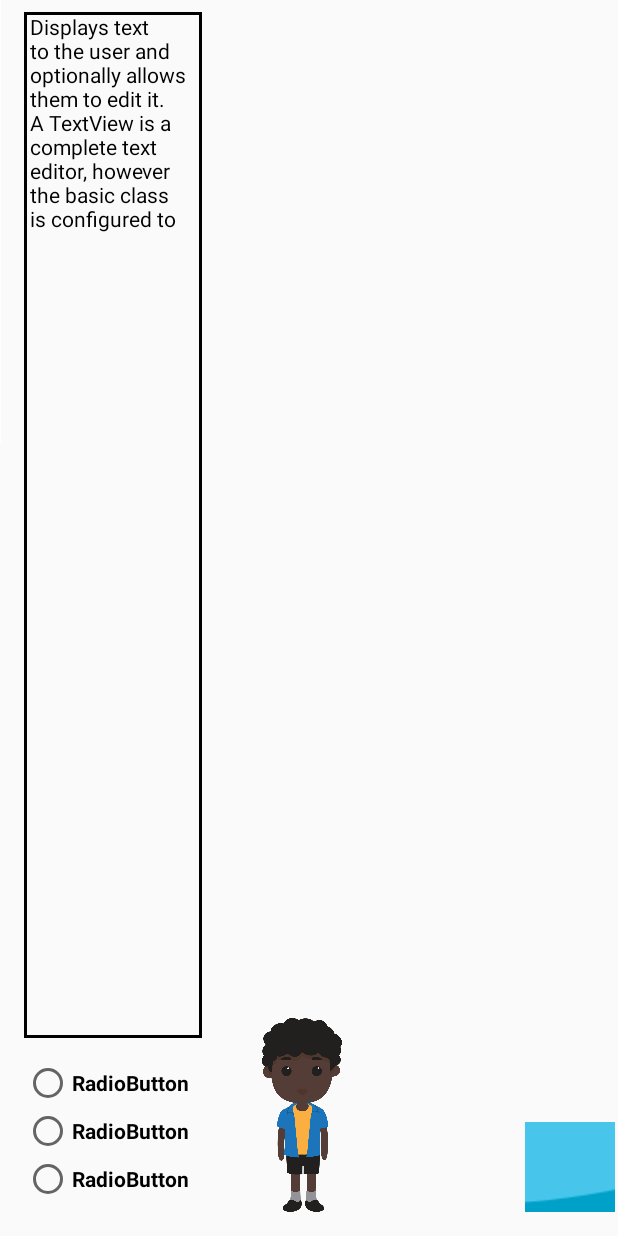
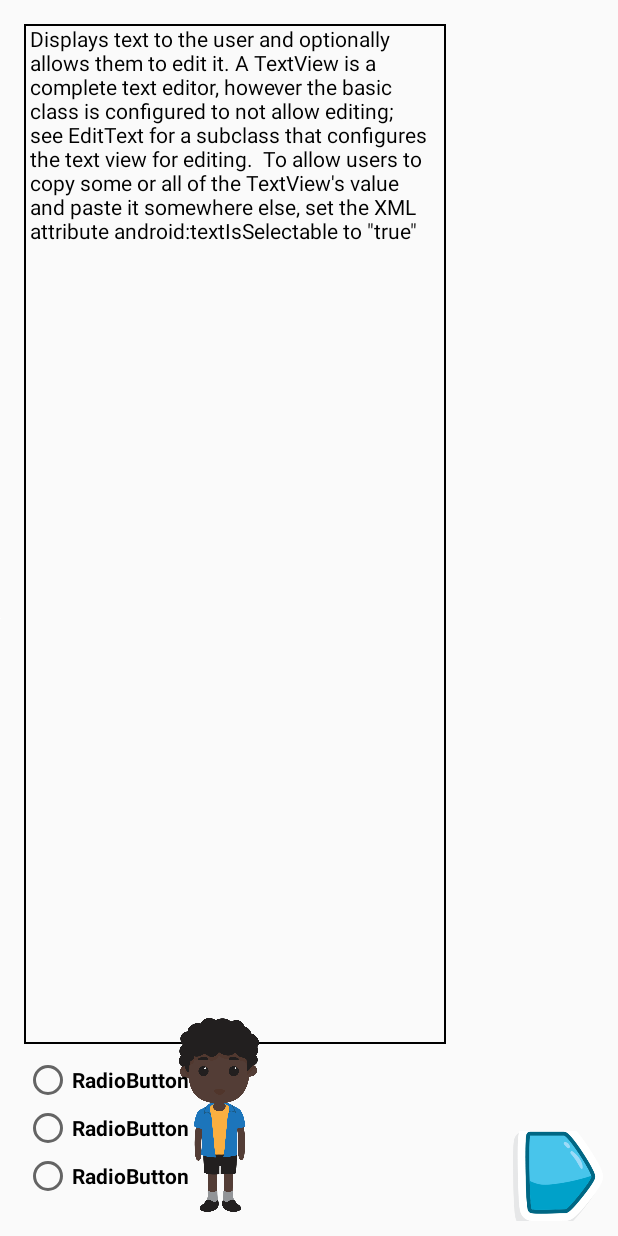
Before and after one commit to packerfan626/191_a_b_senior_design_w2017, an Android app: the layout activity_game.xml on its own in the app's theme, with its tools: preview values and no code run, on a phone screen of 412 x 824 dp. Run offline under Robolectric (Android 15) with nearby library versions, the phone set to English and light mode, and no system bars.

Commit message:
Contingency handling

```diff
--- a/app/src/main/java/millionkids/millionkidseducation/Children/ChildrenHome.java
+++ b/app/src/main/java/millionkids/millionkidseducation/Children/ChildrenHome.java
@@ -133,6 +133,7 @@ public class ChildrenHome extends AppCompatActivity implements View.OnClickListe
 
         //Start the new activity w/ send data
         intent.putExtras(data);
+        finish();
         startActivity(intent);
     }
 
@@ -140,6 +141,7 @@ public class ChildrenHome extends AppCompatActivity implements View.OnClickListe
     @Override
     public void onBackPressed(){
         Intent intent = new Intent(ChildrenHome.this, MainHomePage.class);
+        finish();
         startActivity(intent);
     }
 }
--- a/app/src/main/java/millionkids/millionkidseducation/Children/GameActivity.java
+++ b/app/src/main/java/millionkids/millionkidseducation/Children/GameActivity.java
@@ -35,6 +35,7 @@ import java.util.List;
 import millionkids.millionkidseducation.R;
 import millionkids.millionkidseducation.SQLite.Game;
 import millionkids.millionkidseducation.SQLite.GameData;
+import millionkids.millionkidseducation.main.MainHomePage;
 
 public class GameActivity extends AppCompatActivity {
     //Used to set the background image from the SQLite Database
@@ -83,8 +84,6 @@ public class GameActivity extends AppCompatActivity {
         //Store recieved (from previous screen) scenarioId into int scenarioId
         int scenarioId = bundle.getInt("scenarioId");
         String imageText = bundle.getString("imageText");
-
-
 
         //Initial index; set to zero
         index = 0;
@@ -151,8 +150,6 @@ public class GameActivity extends AppCompatActivity {
                 }else{
                     validSelection = false;
                 }
-
-                //Here
 
                 //Check if answer is correct or not, and provide the feedback in the dialog
                 if(games.get(index).getCorrectAnswer() == selectedId) {
@@ -354,5 +351,9 @@ public class GameActivity extends AppCompatActivity {
     //Disables back button from doing anything
     @Override
     public void onBackPressed(){
+        Intent intentExtras;
+        intentExtras = new Intent(this, ChildrenHome.class);
+        finish();
+        startActivity(intentExtras);
     }
 }
--- a/app/src/main/java/millionkids/millionkidseducation/Children/ScenarioOptions.java
+++ b/app/src/main/java/millionkids/millionkidseducation/Children/ScenarioOptions.java
@@ -42,6 +42,8 @@ public class ScenarioOptions extends AppCompatActivity {
 
         //Set screen orientation to landscape
         setRequestedOrientation(ActivityInfo.SCREEN_ORIENTATION_LANDSCAPE);
+
+        this.setFinishOnTouchOutside(true);
 
         //Receive Data from Previous screen (ChildrenHome.java)
         Bundle bundle = getIntent().getExtras();
@@ -115,6 +117,7 @@ public class ScenarioOptions extends AppCompatActivity {
 
                                     intent.putExtras(bundle);
 
+                                    finish();
                                     startActivity(intent);
                                 }
                             })
@@ -138,6 +141,7 @@ public class ScenarioOptions extends AppCompatActivity {
     @Override
     public void onBackPressed(){
         Intent intent = new Intent(ScenarioOptions.this, ChildrenHome.class);
+        finish();
         startActivity(intent);
     }
 }
--- a/app/src/main/res/drawable/textview_border.xml
+++ b/app/src/main/res/drawable/textview_border.xml
@@ -2,7 +2,6 @@
     android:shape="rectangle" >
 
     <stroke
-        android:width="2dp"
-        android:color="#000000" />
-
+        android:width="1dp"
+        android:color="@android:color/black" />
 </shape>
--- a/app/src/main/res/layout/activity_game.xml
+++ b/app/src/main/res/layout/activity_game.xml
@@ -10,56 +10,56 @@
 
     <ImageView
         android:id="@+id/bgImage"
-        android:layout_width="0dp"
-        android:layout_height="295dp"
+        android:layout_width="wrap_content"
+        android:layout_height="wrap_content"
         app:srcCompat="@android:color/background_light"
         android:layout_alignParentTop="true"
         android:layout_alignParentStart="true"
+        android:scaleType="fitXY"
         tools:layout_constraintTop_creator="1"
-        android:scaleType="centerCrop"
+        tools:layout_constraintBottom_creator="1"
+        app:layout_constraintBottom_toBottomOf="parent"
+        android:layout_marginTop="8dp"
         tools:layout_constraintLeft_creator="1"
+        android:layout_marginBottom="8dp"
         app:layout_constraintLeft_toLeftOf="parent"
         app:layout_constraintTop_toTopOf="parent" />
 
     <TextView
         android:id="@+id/gameText"
-        android:layout_width="0dp"
+        android:layout_width="281dp"
         android:layout_height="0dp"
-        android:layout_alignParentStart="true"
-        android:layout_alignParentTop="true"
         android:background="@drawable/textview_border"
         android:maxLines="9"
         android:paddingLeft="4dp"
         android:scrollbars="vertical"
         android:text="Displays text to the user and optionally allows them to edit it. A TextView is a complete text editor, however the basic class is configured to not allow editing; see EditText for a subclass that configures the text view for editing.  To allow users to copy some or all of the TextView's value and paste it somewhere else, set the XML attribute android:textIsSelectable to &quot;true&quot; or call setTextIsSelectable(true). The textIsSelectable flag allows users to make selection gestures in the TextView, which in turn triggers the system's built-in copy/paste controls."
         android:textColor="@android:color/black"
-        app:layout_constraintRight_toLeftOf="@+id/childImage"
         tools:layout_constraintTop_creator="1"
-        tools:layout_constraintRight_creator="1"
-        tools:layout_constraintBottom_creator="1"
-        app:layout_constraintBottom_toTopOf="@+id/radio"
         android:layout_marginStart="16dp"
-        android:layout_marginEnd="16dp"
-        android:layout_marginTop="8dp"
+        android:layout_marginTop="16dp"
         tools:layout_constraintLeft_creator="1"
-        android:layout_marginBottom="14dp"
         app:layout_constraintLeft_toLeftOf="parent"
-        app:layout_constraintTop_toTopOf="parent" />
+        app:layout_constraintTop_toTopOf="parent"
+        android:layout_marginLeft="16dp"
+        android:layout_marginBottom="8dp"
+        app:layout_constraintBottom_toTopOf="@+id/radio" />
 
     <ImageButton
         android:id="@+id/submitButton"
         android:layout_width="60dp"
         android:layout_height="60dp"
         app:srcCompat="@drawable/nextbutton"
+        android:scaleType="centerCrop"
+        android:background="#00000000"
         android:layout_alignParentBottom="true"
         android:layout_alignParentEnd="true"
         tools:layout_constraintRight_creator="1"
         tools:layout_constraintBottom_creator="1"
         app:layout_constraintBottom_toBottomOf="parent"
-        android:layout_marginEnd="2dp"
+        android:layout_marginEnd="10dp"
         app:layout_constraintRight_toRightOf="parent"
-        android:layout_marginBottom="16dp"
-        android:layout_marginRight="2dp" />
+        android:layout_marginBottom="10dp" />
 
     <ImageView
         android:id="@+id/childImage"
@@ -71,28 +71,25 @@
         tools:layout_constraintRight_creator="1"
         tools:layout_constraintBottom_creator="1"
         app:layout_constraintBottom_toBottomOf="parent"
-        android:layout_marginEnd="160dp"
+        android:layout_marginEnd="215dp"
         app:layout_constraintRight_toRightOf="parent"
         android:layout_marginBottom="16dp"
-        android:layout_marginRight="177dp" />
+        android:layout_marginRight="161dp" />
 
     <RadioGroup
         android:id="@+id/radio"
-        android:layout_width="0dp"
-        android:layout_height="97dp"
+        android:layout_width="233dp"
+        android:layout_height="0dp"
         android:layout_alignEnd="@+id/gameText"
         android:layout_alignStart="@+id/gameText"
         android:layout_below="@+id/gameText"
-        app:layout_constraintRight_toLeftOf="@+id/childImage"
         tools:layout_constraintTop_creator="1"
-        tools:layout_constraintRight_creator="1"
         tools:layout_constraintBottom_creator="1"
         android:layout_marginStart="16dp"
         app:layout_constraintBottom_toBottomOf="parent"
-        android:layout_marginEnd="13dp"
-        android:layout_marginTop="38dp"
+        android:layout_marginTop="25dp"
         tools:layout_constraintLeft_creator="1"
-        android:layout_marginBottom="31dp"
+        android:layout_marginBottom="24dp"
         app:layout_constraintLeft_toLeftOf="parent"
         app:layout_constraintTop_toTopOf="@+id/childImage">
 
```
